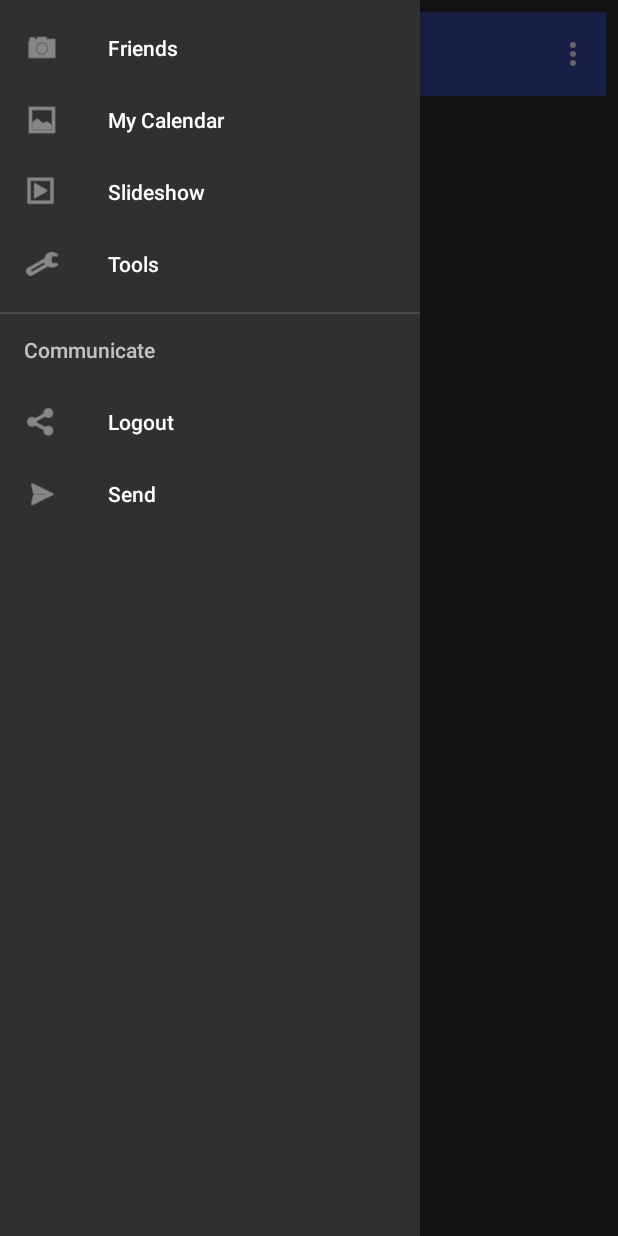
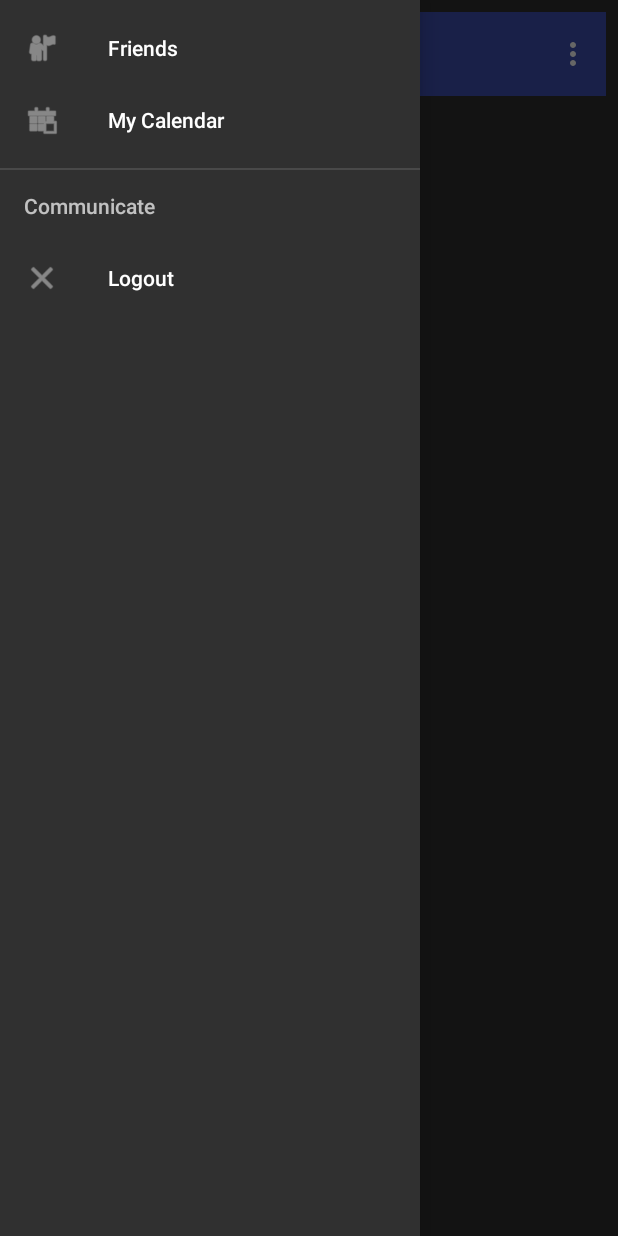
Before and after one commit to BlackRoger/Android, an Android app: the mainScreen_with_drawer screen opened directly, with no data from a screen before it, with the side drawer open, on a phone screen of 412 x 824 dp. Run offline under Robolectric (Android 15) with nearby library versions, the phone set to English and light mode, and no system bars; libraries missing offline, so code that uses them is left out: com.facebook, com.facebook.login; 1 statement that could not run was skipped.

Commit message:
added new photos and changed menu

```diff
--- a/FinalProject/MeetMe/app/src/main/res/menu/activity_main_screen_with_drawer_drawer.xml
+++ b/FinalProject/MeetMe/app/src/main/res/menu/activity_main_screen_with_drawer_drawer.xml
@@ -2,22 +2,16 @@
 <menu xmlns:android="http://schemas.android.com/apk/res/android">
 
     <group android:checkableBehavior="single">
-        <item android:id="@+id/nav_friends" android:icon="@android:drawable/ic_menu_camera"
+        <item android:id="@+id/nav_friends" android:icon="@android:drawable/ic_menu_myplaces"
             android:title="Friends" />
-        <item android:id="@+id/nav_my_callendar" android:icon="@android:drawable/ic_menu_gallery"
+        <item android:id="@+id/nav_my_callendar" android:icon="@android:drawable/ic_menu_today"
             android:title="My Calendar" />
-        <item android:id="@+id/nav_slideshow" android:icon="@android:drawable/ic_menu_slideshow"
-            android:title="Slideshow" />
-        <item android:id="@+id/nav_manage" android:icon="@android:drawable/ic_menu_manage"
-            android:title="Tools" />
     </group>
 
     <item android:title="Communicate">
         <menu>
-            <item android:id="@+id/nav_Logout" android:icon="@android:drawable/ic_menu_share"
+            <item android:id="@+id/nav_Logout" android:icon="@android:drawable/ic_menu_close_clear_cancel"
                 android:title="Logout" />
-            <item android:id="@+id/nav_send" android:icon="@android:drawable/ic_menu_send"
-                android:title="Send" />
         </menu>
     </item>
 
--- a/FinalProject/MeetMe/app/src/main/res/values/styles.xml
+++ b/FinalProject/MeetMe/app/src/main/res/values/styles.xml
@@ -5,7 +5,7 @@
         <!-- Customize your theme here. -->
         <item name="colorPrimary">@color/colorPrimary</item>
         <item name="colorPrimaryDark">@color/colorPrimaryDark</item>
-        <item name="colorAccent">@color/colorAccent</item>
+        <item name="colorAccent">@color/caldroid_sky_blue</item>
         <item name="android:windowTranslucentStatus">true</item>
     </style>
 
@@ -20,20 +20,4 @@
     </style>
     <style name="AppTheme.AppBarOverlay" parent="ThemeOverlay.AppCompat.Dark.ActionBar" />
     <style name="AppTheme.PopupOverlay" parent="ThemeOverlay.AppCompat.Light" />
-
-    <!-- Base application theme. -->
-    <!--<style name="AppTheme" parent="Theme.AppCompat.Light.DarkActionBar">-->
-        <!-- Customize your theme here. -->
-    <!--
-        <item name="colorPrimary">@color/colorPrimary</item>
-        <item name="colorPrimaryDark">@color/colorPrimaryDark</item>
-        <item name="colorAccent">@color/colorAccent</item>
-    </style>
-    <style name="AppTheme.NoActionBar">
-        <item name="windowActionBar">false</item>
-        <item name="windowNoTitle">true</item>
-    </style>
-    <style name="AppTheme.AppBarOverlay" parent="ThemeOverlay.AppCompat.Dark.ActionBar" />
-    <style name="AppTheme.PopupOverlay" parent="ThemeOverlay.AppCompat.Light" />
--->
 </resources>
```
Also changed, not shown: FinalProject/MeetMe/app/src/main/java/com/meetme/meetme/mainScreen_with_drawer.java (+7 -12 lines), FinalProject/MeetMe/app/src/main/res/layout/activity_day_viewer.xml (+13 -8 lines), FinalProject/MeetMe/app/src/main/res/drawable/breakfast.jpg (added), FinalProject/MeetMe/app/src/main/res/drawable/club.jpg (added), FinalProject/MeetMe/app/src/main/res/drawable/dinner.jpg (added), FinalProject/MeetMe/app/src/main/res/drawable/golf.jpg, FinalProject/MeetMe/app/src/main/res/drawable/hangout.jpg (added), FinalProject/MeetMe/app/src/main/res/drawable/lunch.jpg (added), FinalProject/MeetMe/app/src/main/res/drawable/meeting.jpg (added), FinalProject/MeetMe/app/src/main/res/drawable/swimming.jpg (added).
